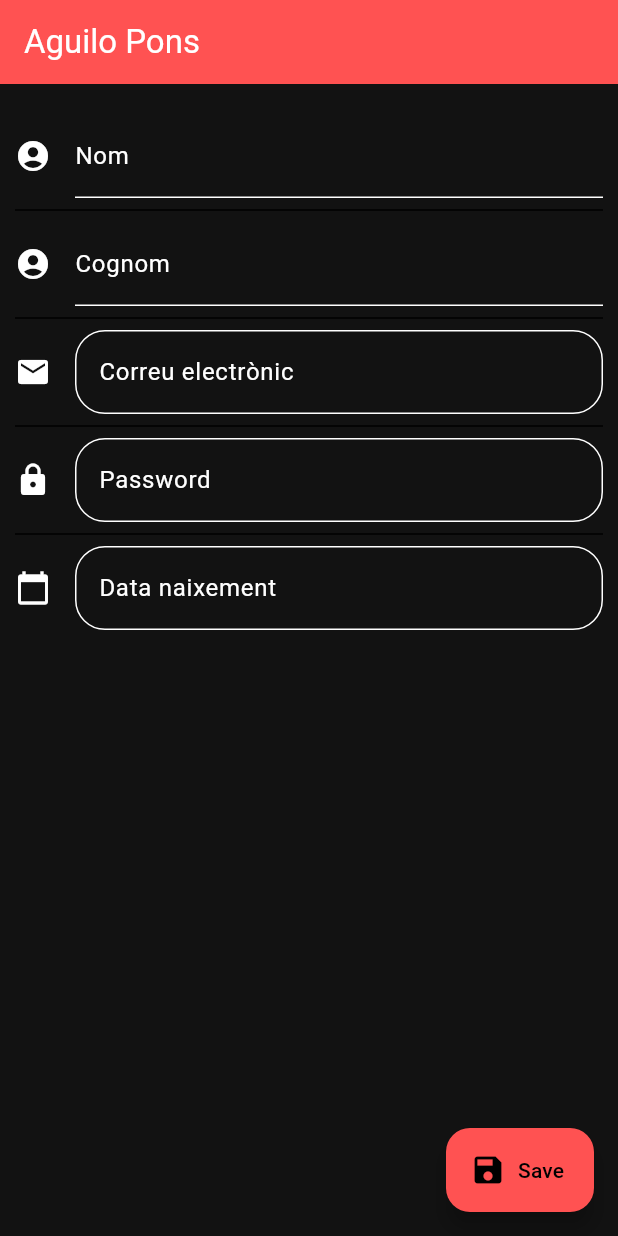
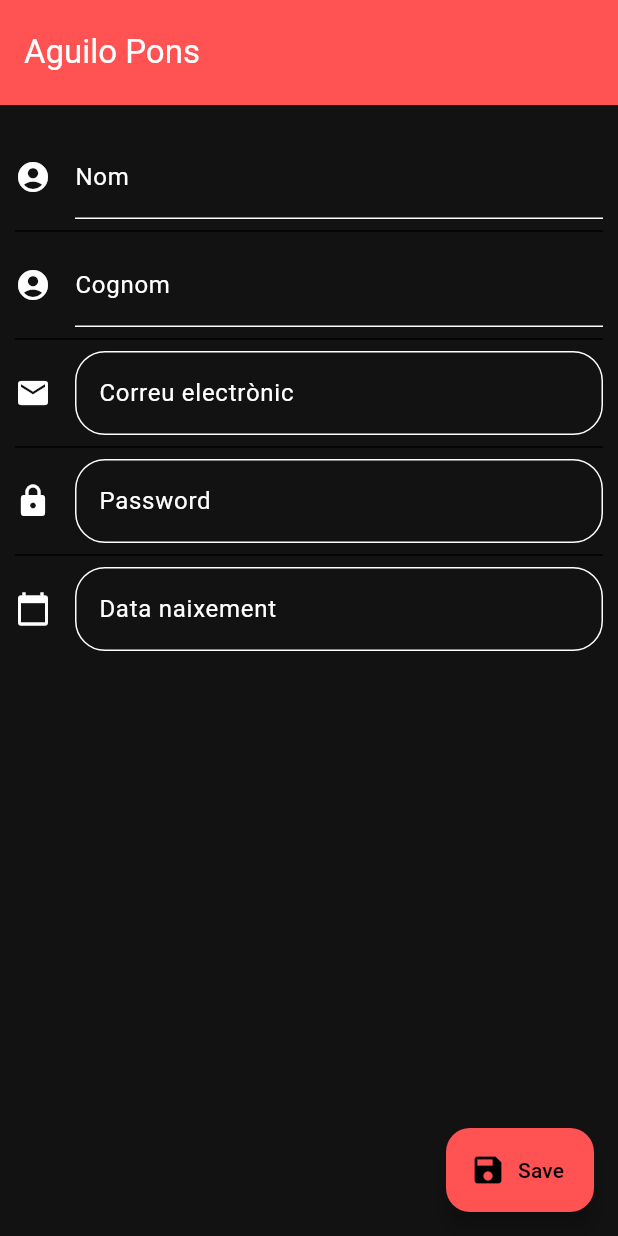
Before and after one commit to BennyPLS-Education/dart-ud2-practice, a Flutter app: the PersonalPage screen opened by its route, on a phone screen of 412 x 824 dp. Run offline on Flutter 3.47's test engine with Material 2 defaults, Android fonts, the phone set to English and light mode, and no system bars.

```diff
--- a/lib/routes/routes.dart
+++ b/lib/routes/routes.dart
@@ -15,11 +15,42 @@ enum Location {
 extension RoutesExtension on Location {
   static const String fallback = '/';
 
+  /// Returns a `String` representation of the route.
   String get path {
     var route = _routeMap[this];
     if (route == null) return fallback;
     return route;
   }
+}
+
+///
+Route<dynamic>? generateRoutes(RouteSettings settings) {
+  switch (settings.name) {
+    case '/':
+      return PageRouteBuilder(
+        settings: settings,
+        pageBuilder: (_, __, ___) => const HomePage(),
+        transitionsBuilder: (_, a, __, c) =>
+            FadeTransition(opacity: a, child: c),
+      );
+    case '/personal':
+      return PageRouteBuilder(
+        settings: settings,
+        pageBuilder: (_, __, ___) => const PersonalPage(),
+        transitionsBuilder: (_, a, __, c) =>
+            FadeTransition(opacity: a, child: c),
+      );
+    case '/widgets':
+      return PageRouteBuilder(
+        settings: settings,
+        pageBuilder: (_, __, ___) => WidgetPage(),
+        transitionsBuilder: (_, a, __, c) =>
+            FadeTransition(opacity: a, child: c),
+      );
+  }
+
+  // Unknown route
+  return MaterialPageRoute(builder: (_) => const HomePage());
 }
 
 /// This is a `Map` that maps `Location` enum to `String` representation of the route.
@@ -30,10 +61,10 @@ const _routeMap = {
 };
 
 /// This is the map of routes that the application will use.
-final _routes = {
-  '/': (context) => const HomePage(),
-  '/personal': (context) => const PersonalPage(),
-  '/widgets': (context) => WidgetPage(),
+final _routes = <String, WidgetBuilder>{
+  // '/': (context) => const HomePage(),
+  // '/personal': (context) => const PersonalPage(),
+  // '/widgets': (context) => WidgetPage(),
 };
 
 Map<String, WidgetBuilder> getRoutes() => _routes;
--- a/lib/screens/personal.dart
+++ b/lib/screens/personal.dart
@@ -33,10 +33,12 @@ class _PersonalPageState extends State<PersonalPage> {
           "${persona.bornDate.year}-${persona.bornDate.month}-${persona.bornDate.day}";
     }
 
+    /// This is the main widget of the page
     return Scaffold(
       appBar: AppBar(
         title: const Text('Aguilo Pons'),
         automaticallyImplyLeading: false,
+        toolbarHeight: 70,
       ),
       body: _body(),
       floatingActionButtonLocation: FloatingActionButtonLocation.endFloat,
@@ -51,6 +53,7 @@ class _PersonalPageState extends State<PersonalPage> {
     );
   }
 
+  /// This method returns a ListView with all the fields to modify the persona
   _body() {
     return ListView(
       padding: const EdgeInsets.symmetric(horizontal: 10.0, vertical: 20.0),
@@ -68,10 +71,12 @@ class _PersonalPageState extends State<PersonalPage> {
     );
   }
 
+  /// This method returns a Divider
   Widget _spacer() {
     return const Divider(color: Colors.black);
   }
 
+  /// This method modify the persona with TextField with a name field
   Widget _userName() {
     return TextField(
       controller: _nameController,
@@ -89,6 +94,7 @@ class _PersonalPageState extends State<PersonalPage> {
     );
   }
 
+  /// This method modify the persona with TextField with a surname field
   Widget _userSurname() {
     return TextField(
       controller: _surnameController,
@@ -106,6 +112,7 @@ class _PersonalPageState extends State<PersonalPage> {
     );
   }
 
+  /// This method modify the persona with TextField with a email field
   Widget _userEmail() {
     return TextField(
       controller: _emailController,
@@ -122,6 +129,7 @@ class _PersonalPageState extends State<PersonalPage> {
     );
   }
 
+  /// This method modify the persona with TextField with a password field
   Widget _userPassword() {
     return TextField(
       controller: _passwordController,
@@ -140,7 +148,7 @@ class _PersonalPageState extends State<PersonalPage> {
     );
   }
 
-  /// This method returns a TextField with a date picker dialog
+  /// This method modify the persona with TextField with a date field
   Widget _userBornDate(BuildContext context) {
     return TextField(
       enableInteractiveSelection: false,
--- a/lib/screens/widgets.dart
+++ b/lib/screens/widgets.dart
@@ -15,6 +15,7 @@ class WidgetPage extends StatelessWidget {
       appBar: AppBar(
         title: const Text('Widgets'),
         automaticallyImplyLeading: false,
+        toolbarHeight: 70,
       ),
       body: _body(),
       floatingActionButtonLocation: FloatingActionButtonLocation.startFloat,
@@ -29,6 +30,7 @@ class WidgetPage extends StatelessWidget {
     );
   }
 
+  /// This method returns a ListView with all the widgets
   Widget _body() {
     return Tooltip(
       showDuration: const Duration(seconds: 3),
@@ -55,8 +57,8 @@ class WidgetPage extends StatelessWidget {
     );
   }
 
+  /// This method opens a hyperlink in the application
   void _openHiperLink() {
-    launchUrlString("https://www.google.com",
-        mode: LaunchMode.inAppBrowserView);
+    launchUrlString("https://www.google.com", mode: LaunchMode.inAppBrowserView);
   }
 }
```
Also changed, not shown: lib/main.dart (+5 -5 lines).
